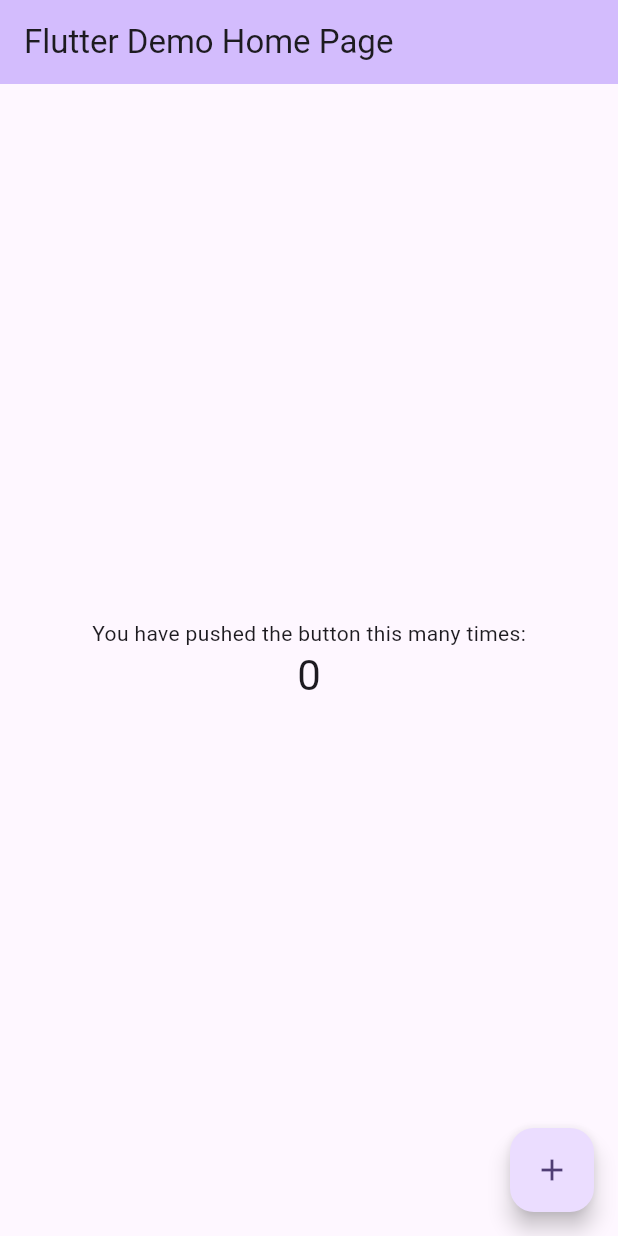
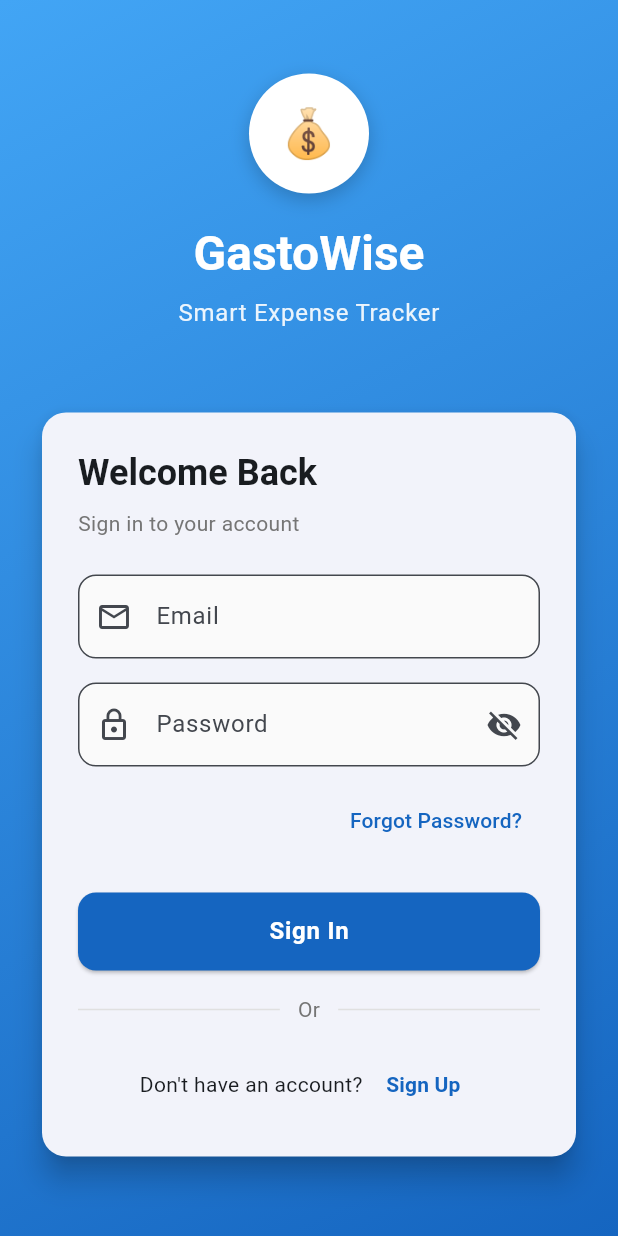
Before and after one commit to RxSeldon/gasto_wise, a Flutter app: the screen it shows after launch, on a phone screen of 412 x 824 dp. Run offline on Flutter 3.47's test engine with Material 3 defaults, Android fonts, the phone set to English and light mode, and no system bars.

Commit message:
added log in screen

```diff
--- a/lib/main.dart
+++ b/lib/main.dart
@@ -1,4 +1,5 @@
 import 'package:flutter/material.dart';
+import 'screens/login_screen.dart';
 
 void main() {
   runApp(const MyApp());
@@ -7,116 +8,20 @@ void main() {
 class MyApp extends StatelessWidget {
   const MyApp({super.key});
 
-  // This widget is the root of your application.
   @override
   Widget build(BuildContext context) {
     return MaterialApp(
-      title: 'Flutter Demo',
+      title: 'GastoWise',
+      debugShowCheckedModeBanner: false,
       theme: ThemeData(
-        // This is the theme of your application.
-        //
-        // TRY THIS: Try running your application with "flutter run". You'll see
-        // the application has a purple toolbar. Then, without quitting the app,
-        // try changing the seedColor in the colorScheme below to Colors.green
-        // and then invoke "hot reload" (save your changes or press the "hot
-        // reload" button in a Flutter-supported IDE, or press "r" if you used
-        // the command line to start the app).
-        //
-        // Notice that the counter didn't reset back to zero; the application
-        // state is not lost during the reload. To reset the state, use hot
-        // restart instead.
-        //
-        // This works for code too, not just values: Most code changes can be
-        // tested with just a hot reload.
-        colorScheme: .fromSeed(seedColor: Colors.deepPurple),
+        colorScheme: ColorScheme.fromSeed(
+          seedColor: Colors.blue,
+          brightness: Brightness.light,
+        ),
+        useMaterial3: true,
+        fontFamily: 'Roboto',
       ),
-      home: const MyHomePage(title: 'Flutter Demo Home Page'),
+      home: const LoginScreen(),
     );
   }
 }
-
-class MyHomePage extends StatefulWidget {
-  const MyHomePage({super.key, required this.title});
-
-  // This widget is the home page of your application. It is stateful, meaning
-  // that it has a State object (defined below) that contains fields that affect
-  // how it looks.
-
-  // This class is the configuration for the state. It holds the values (in this
-  // case the title) provided by the parent (in this case the App widget) and
-  // used by the build method of the State. Fields in a Widget subclass are
-  // always marked "final".
-
-  final String title;
-
-  @override
-  State<MyHomePage> createState() => _MyHomePageState();
-}
-
-class _MyHomePageState extends State<MyHomePage> {
-  int _counter = 0;
-
-  void _incrementCounter() {
-    setState(() {
-      // This call to setState tells the Flutter framework that something has
-      // changed in this State, which causes it to rerun the build method below
-      // so that the display can reflect the updated values. If we changed
-      // _counter without calling setState(), then the build method would not be
-      // called again, and so nothing would appear to happen.
-      _counter++;
-    });
-  }
-
-  @override
-  Widget build(BuildContext context) {
-    // This method is rerun every time setState is called, for instance as done
-    // by the _incrementCounter method above.
-    //
-    // The Flutter framework has been optimized to make rerunning build methods
-    // fast, so that you can just rebuild anything that needs updating rather
-    // than having to individually change instances of widgets.
-    return Scaffold(
-      appBar: AppBar(
-        // TRY THIS: Try changing the color here to a specific color (to
-        // Colors.amber, perhaps?) and trigger a hot reload to see the AppBar
-        // change color while the other colors stay the same.
-        backgroundColor: Theme.of(context).colorScheme.inversePrimary,
-        // Here we take the value from the MyHomePage object that was created by
-        // the App.build method, and use it to set our appbar title.
-        title: Text(widget.title),
-      ),
-      body: Center(
-        // Center is a layout widget. It takes a single child and positions it
-        // in the middle of the parent.
-        child: Column(
-          // Column is also a layout widget. It takes a list of children and
-          // arranges them vertically. By default, it sizes itself to fit its
-          // children horizontally, and tries to be as tall as its parent.
-          //
-          // Column has various properties to control how it sizes itself and
-          // how it positions its children. Here we use mainAxisAlignment to
-          // center the children vertically; the main axis here is the vertical
-          // axis because Columns are vertical (the cross axis would be
-          // horizontal).
-          //
-          // TRY THIS: Invoke "debug painting" (choose the "Toggle Debug Paint"
-          // action in the IDE, or press "p" in the console), to see the
-          // wireframe for each widget.
-          mainAxisAlignment: .center,
-          children: [
-            const Text('You have pushed the button this many times:'),
-            Text(
-              '$_counter',
-              style: Theme.of(context).textTheme.headlineMedium,
-            ),
-          ],
-        ),
-      ),
-      floatingActionButton: FloatingActionButton(
-        onPressed: _incrementCounter,
-        tooltip: 'Increment',
-        child: const Icon(Icons.add),
-      ),
-    );
-  }
-}
--- /dev/null
+++ b/lib/screens/login_screen.dart
@@ -0,0 +1,359 @@
+import 'package:flutter/material.dart';
+
+class LoginScreen extends StatefulWidget {
+  const LoginScreen({super.key});
+
+  @override
+  State<LoginScreen> createState() => _LoginScreenState();
+}
+
+class _LoginScreenState extends State<LoginScreen> {
+  final _formKey = GlobalKey<FormState>();
+  final _emailController = TextEditingController();
+  final _passwordController = TextEditingController();
+  bool _isPasswordVisible = false;
+  bool _isLoading = false;
+
+  @override
+  void dispose() {
+    _emailController.dispose();
+    _passwordController.dispose();
+    super.dispose();
+  }
+
+  void _handleLogin() {
+    if (_formKey.currentState!.validate()) {
+      setState(() {
+        _isLoading = true;
+      });
+
+      // Simulate login process
+      Future.delayed(const Duration(seconds: 2), () {
+        setState(() {
+          _isLoading = false;
+        });
+
+        // Show success message
+        ScaffoldMessenger.of(context).showSnackBar(
+          const SnackBar(
+            content: Text('Login successful!'),
+            backgroundColor: Colors.green,
+            duration: Duration(seconds: 2),
+          ),
+        );
+
+        // Navigate to dashboard (to be implemented)
+        // Navigator.of(context).pushReplacementNamed('/dashboard');
+      });
+    }
+  }
+
+  String? _validateEmail(String? value) {
+    if (value == null || value.isEmpty) {
+      return 'Email is required';
+    }
+    final emailRegex = RegExp(
+      r'^[a-zA-Z0-9._%+-]+@[a-zA-Z0-9.-]+\.[a-zA-Z]{2,}$',
+    );
+    if (!emailRegex.hasMatch(value)) {
+      return 'Please enter a valid email';
+    }
+    return null;
+  }
+
+  String? _validatePassword(String? value) {
+    if (value == null || value.isEmpty) {
+      return 'Password is required';
+    }
+    if (value.length < 6) {
+      return 'Password must be at least 6 characters';
+    }
+    return null;
+  }
+
+  @override
+  Widget build(BuildContext context) {
+    return Scaffold(
+      body: SingleChildScrollView(
+        child: Container(
+          height: MediaQuery.of(context).size.height,
+          decoration: BoxDecoration(
+            gradient: LinearGradient(
+              begin: Alignment.topLeft,
+              end: Alignment.bottomRight,
+              colors: [
+                Colors.blue.shade400,
+                Colors.blue.shade800,
+              ],
+            ),
+          ),
+          child: Padding(
+            padding: const EdgeInsets.symmetric(horizontal: 24.0),
+            child: Column(
+              mainAxisAlignment: MainAxisAlignment.center,
+              crossAxisAlignment: CrossAxisAlignment.stretch,
+              children: [
+                // App Logo/Header
+                Center(
+                  child: Column(
+                    children: [
+                      Container(
+                        height: 80,
+                        width: 80,
+                        decoration: BoxDecoration(
+                          shape: BoxShape.circle,
+                          color: Colors.white,
+                          boxShadow: [
+                            BoxShadow(
+                              color: Colors.black.withOpacity(0.2),
+                              blurRadius: 10,
+                              offset: const Offset(0, 4),
+                            ),
+                          ],
+                        ),
+                        child: Center(
+                          child: Text(
+                            '💰',
+                            style: Theme.of(context).textTheme.headlineLarge,
+                          ),
+                        ),
+                      ),
+                      const SizedBox(height: 20),
+                      Text(
+                        'GastoWise',
+                        style: Theme.of(context).textTheme.headlineLarge?.copyWith(
+                          color: Colors.white,
+                          fontWeight: FontWeight.bold,
+                        ),
+                      ),
+                      const SizedBox(height: 8),
+                      Text(
+                        'Smart Expense Tracker',
+                        style: Theme.of(context).textTheme.bodyLarge?.copyWith(
+                          color: Colors.white.withOpacity(0.9),
+                        ),
+                      ),
+                    ],
+                  ),
+                ),
+                const SizedBox(height: 50),
+
+                // Login Form
+                Card(
+                  elevation: 8,
+                  shape: RoundedRectangleBorder(
+                    borderRadius: BorderRadius.circular(16),
+                  ),
+                  child: Padding(
+                    padding: const EdgeInsets.all(24.0),
+                    child: Form(
+                      key: _formKey,
+                      child: Column(
+                        crossAxisAlignment: CrossAxisAlignment.stretch,
+                        children: [
+                          // Welcome Text
+                          Text(
+                            'Welcome Back',
+                            style: Theme.of(context).textTheme.headlineSmall?.copyWith(
+                              fontWeight: FontWeight.bold,
+                            ),
+                          ),
+                          const SizedBox(height: 8),
+                          Text(
+                            'Sign in to your account',
+                            style: Theme.of(context).textTheme.bodyMedium?.copyWith(
+                              color: Colors.grey[600],
+                            ),
+                          ),
+                          const SizedBox(height: 24),
+
+                          // Email Field
+                          TextFormField(
+                            controller: _emailController,
+                            validator: _validateEmail,
+                            decoration: InputDecoration(
+                              labelText: 'Email',
+                              hintText: 'Enter your email',
+                              prefixIcon: const Icon(Icons.email_outlined),
+                              border: OutlineInputBorder(
+                                borderRadius: BorderRadius.circular(12),
+                              ),
+                              focusedBorder: OutlineInputBorder(
+                                borderRadius: BorderRadius.circular(12),
+                                borderSide: BorderSide(
+                                  color: Colors.blue.shade800,
+                                  width: 2,
+                                ),
+                              ),
+                              filled: true,
+                              fillColor: Colors.grey[50],
+                            ),
+                            keyboardType: TextInputType.emailAddress,
+                          ),
+                          const SizedBox(height: 16),
+
+                          // Password Field
+                          TextFormField(
+                            controller: _passwordController,
+                            validator: _validatePassword,
+                            obscureText: !_isPasswordVisible,
+                            decoration: InputDecoration(
+                              labelText: 'Password',
+                              hintText: 'Enter your password',
+                              prefixIcon: const Icon(Icons.lock_outline),
+                              suffixIcon: IconButton(
+                                icon: Icon(
+                                  _isPasswordVisible
+                                      ? Icons.visibility
+                                      : Icons.visibility_off,
+                                ),
+                                onPressed: () {
+                                  setState(() {
+                                    _isPasswordVisible = !_isPasswordVisible;
+                                  });
+                                },
+                              ),
+                              border: OutlineInputBorder(
+                                borderRadius: BorderRadius.circular(12),
+                              ),
+                              focusedBorder: OutlineInputBorder(
+                                borderRadius: BorderRadius.circular(12),
+                                borderSide: BorderSide(
+                                  color: Colors.blue.shade800,
+                                  width: 2,
+                                ),
+                              ),
+                              filled: true,
+                              fillColor: Colors.grey[50],
+                            ),
+                          ),
+                          const SizedBox(height: 12),
+
+                          // Forgot Password Link
+                          Align(
+                            alignment: Alignment.centerRight,
+                            child: TextButton(
+                              onPressed: () {
+                                // TODO: Implement forgot password
+                                ScaffoldMessenger.of(context).showSnackBar(
+                                  const SnackBar(
+                                    content: Text('Forgot password feature coming soon'),
+                                  ),
+                                );
+                              },
+                              child: Text(
+                                'Forgot Password?',
+                                style: TextStyle(
+                                  color: Colors.blue.shade800,
+                                  fontWeight: FontWeight.w500,
+                                ),
+                              ),
+                            ),
+                          ),
+                          const SizedBox(height: 24),
+
+                          // Login Button
+                          ElevatedButton(
+                            onPressed: _isLoading ? null : _handleLogin,
+                            style: ElevatedButton.styleFrom(
+                              backgroundColor: Colors.blue.shade800,
+                              disabledBackgroundColor: Colors.grey[400],
+                              padding: const EdgeInsets.symmetric(vertical: 14),
+                              shape: RoundedRectangleBorder(
+                                borderRadius: BorderRadius.circular(12),
+                              ),
+                            ),
+                            child: _isLoading
+                                ? const SizedBox(
+                              height: 20,
+                              width: 20,
+                              child: CircularProgressIndicator(
+                                valueColor: AlwaysStoppedAnimation<Color>(
+                                  Colors.white,
+                                ),
+                                strokeWidth: 2,
+                              ),
+                            )
+                                : Text(
+                              'Sign In',
+                              style: Theme.of(context)
+                                  .textTheme
+                                  .bodyLarge
+                                  ?.copyWith(
+                                color: Colors.white,
+                                fontWeight: FontWeight.bold,
+                              ),
+                            ),
+                          ),
+                          const SizedBox(height: 16),
+
+                          // Divider
+                          Row(
+                            children: [
+                              Expanded(
+                                child: Divider(
+                                  color: Colors.grey[300],
+                                  thickness: 1,
+                                ),
+                              ),
+                              Padding(
+                                padding: const EdgeInsets.symmetric(
+                                  horizontal: 12.0,
+                                ),
+                                child: Text(
+                                  'Or',
+                                  style: TextStyle(
+                                    color: Colors.grey[600],
+                                  ),
+                                ),
+                              ),
+                              Expanded(
+                                child: Divider(
+                                  color: Colors.grey[300],
+                                  thickness: 1,
+                                ),
+                              ),
+                            ],
+                          ),
+                          const SizedBox(height: 16),
+
+                          // Sign Up Link
+                          Row(
+                            mainAxisAlignment: MainAxisAlignment.center,
+                            children: [
+                              Text(
+                                "Don't have an account? ",
+                                style: Theme.of(context).textTheme.bodyMedium,
+                              ),
+                              TextButton(
+                                onPressed: () {
+                                  // TODO: Navigate to sign up screen
+                                  ScaffoldMessenger.of(context).showSnackBar(
+                                    const SnackBar(
+                                      content: Text('Sign up feature coming soon'),
+                                    ),
+                                  );
+                                },
+                                child: Text(
+                                  'Sign Up',
+                                  style: TextStyle(
+                                    color: Colors.blue.shade800,
+                                    fontWeight: FontWeight.bold,
+                                  ),
+                                ),
+                              ),
+                            ],
+                          ),
+                        ],
+                      ),
+                    ),
+                  ),
+                ),
+              ],
+            ),
+          ),
+        ),
+      ),
+    );
+  }
+}
```
